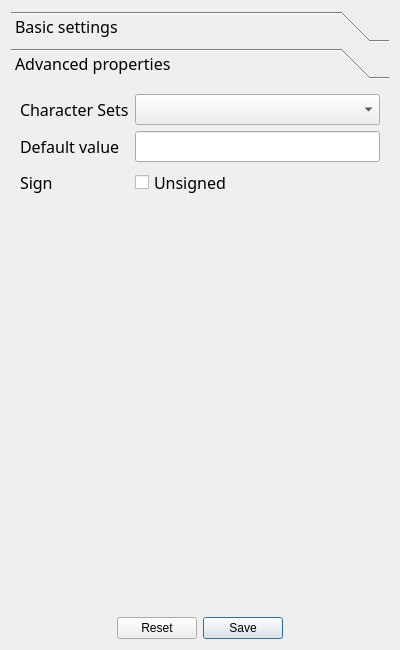
Qt form newdatatypeform.ui (fritzone/ddm) before a commit.
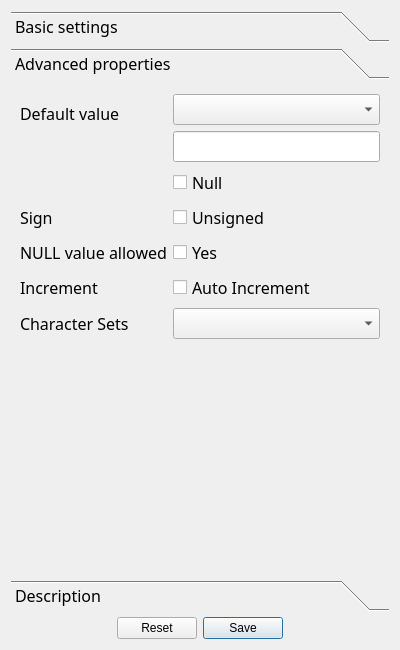
The same form after that commit. The open tabs and pages were chosen to show the change. Icons and pictures are not drawn.

Commit message: More in the tables form

Patch:
```diff
--- a/newdatatypeform.ui
+++ b/newdatatypeform.ui
@@ -23,7 +23,17 @@
    <string>Form</string>
   </property>
   <layout class="QGridLayout" name="gridLayout">
-   <item row="0" column="0">
+   <item row="2" column="0">
+    <widget class="QDialogButtonBox" name="buttons">
+     <property name="standardButtons">
+      <set>QDialogButtonBox::Reset|QDialogButtonBox::Save</set>
+     </property>
+     <property name="centerButtons">
+      <bool>true</bool>
+     </property>
+    </widget>
+   </item>
+   <item row="1" column="0">
     <widget class="QToolBox" name="toolBox">
      <property name="font">
       <font>
@@ -236,30 +246,13 @@
         <x>0</x>
         <y>0</y>
         <width>382</width>
-        <height>471</height>
+        <height>506</height>
        </rect>
       </property>
       <attribute name="label">
        <string>Advanced properties</string>
       </attribute>
       <layout class="QFormLayout" name="formLayout_2">
-       <item row="0" column="0">
-        <widget class="QLabel" name="label_7">
-         <property name="text">
-          <string>&lt;!DOCTYPE HTML PUBLIC &quot;-//W3C//DTD HTML 4.0//EN&quot; &quot;http://www.w3.org/TR/REC-html40/strict.dtd&quot;&gt;
-&lt;html&gt;&lt;head&gt;&lt;meta name=&quot;qrichtext&quot; content=&quot;1&quot; /&gt;&lt;style type=&quot;text/css&quot;&gt;
-p, li { white-space: pre-wrap; }
-&lt;/style&gt;&lt;/head&gt;&lt;body style=&quot; font-family:'Sans'; font-size:10pt; font-weight:400; font-style:normal;&quot;&gt;
-&lt;table border=&quot;0&quot; style=&quot;-qt-table-type: root; margin-top:4px; margin-bottom:4px; margin-left:4px; margin-right:4px;&quot;&gt;
-&lt;tr&gt;
-&lt;td style=&quot;border: none;&quot;&gt;
-&lt;p style=&quot; margin-top:0px; margin-bottom:0px; margin-left:0px; margin-right:0px; -qt-block-indent:0; text-indent:0px;&quot;&gt;&lt;span style=&quot; font-family:'MS Shell Dlg 2'; font-size:12pt;&quot;&gt;Character Sets&lt;/span&gt;&lt;/p&gt;&lt;/td&gt;&lt;/tr&gt;&lt;/table&gt;&lt;/body&gt;&lt;/html&gt;</string>
-         </property>
-        </widget>
-       </item>
-       <item row="0" column="1">
-        <widget class="QComboBox" name="cmbCharacterSets"/>
-       </item>
        <item row="1" column="0">
         <widget class="QLabel" name="label_3">
          <property name="text">
@@ -275,9 +268,23 @@
         </widget>
        </item>
        <item row="1" column="1">
-        <widget class="QLineEdit" name="txtDefaultValue"/>
+        <layout class="QVBoxLayout" name="verticalLayout">
+         <item>
+          <widget class="QComboBox" name="cmbEnumItems"/>
+         </item>
+         <item>
+          <widget class="QLineEdit" name="txtDefaultValue"/>
+         </item>
+         <item>
+          <widget class="QCheckBox" name="chkNullIsDefault">
+           <property name="text">
+            <string>Null</string>
+           </property>
+          </widget>
+         </item>
+        </layout>
        </item>
-       <item row="2" column="0">
+       <item row="3" column="0">
         <widget class="QLabel" name="lblUnsigned">
          <property name="text">
           <string>&lt;!DOCTYPE HTML PUBLIC &quot;-//W3C//DTD HTML 4.0//EN&quot; &quot;http://www.w3.org/TR/REC-html40/strict.dtd&quot;&gt;
@@ -291,25 +298,77 @@
          </property>
         </widget>
        </item>
-       <item row="2" column="1">
+       <item row="3" column="1">
         <widget class="QCheckBox" name="chkUnsigned">
          <property name="text">
           <string>Unsigned</string>
          </property>
         </widget>
        </item>
+       <item row="7" column="0">
+        <widget class="QLabel" name="label_7">
+         <property name="text">
+          <string>&lt;!DOCTYPE HTML PUBLIC &quot;-//W3C//DTD HTML 4.0//EN&quot; &quot;http://www.w3.org/TR/REC-html40/strict.dtd&quot;&gt;
+&lt;html&gt;&lt;head&gt;&lt;meta name=&quot;qrichtext&quot; content=&quot;1&quot; /&gt;&lt;style type=&quot;text/css&quot;&gt;
+p, li { white-space: pre-wrap; }
+&lt;/style&gt;&lt;/head&gt;&lt;body style=&quot; font-family:'Sans'; font-size:10pt; font-weight:400; font-style:normal;&quot;&gt;
+&lt;table border=&quot;0&quot; style=&quot;-qt-table-type: root; margin-top:4px; margin-bottom:4px; margin-left:4px; margin-right:4px;&quot;&gt;
+&lt;tr&gt;
+&lt;td style=&quot;border: none;&quot;&gt;
+&lt;p style=&quot; margin-top:0px; margin-bottom:0px; margin-left:0px; margin-right:0px; -qt-block-indent:0; text-indent:0px;&quot;&gt;&lt;span style=&quot; font-family:'MS Shell Dlg 2'; font-size:12pt;&quot;&gt;Character Sets&lt;/span&gt;&lt;/p&gt;&lt;/td&gt;&lt;/tr&gt;&lt;/table&gt;&lt;/body&gt;&lt;/html&gt;</string>
+         </property>
+        </widget>
+       </item>
+       <item row="7" column="1">
+        <widget class="QComboBox" name="cmbCharacterSets"/>
+       </item>
+       <item row="6" column="0">
+        <widget class="QLabel" name="label_6">
+         <property name="text">
+          <string>Increment</string>
+         </property>
+        </widget>
+       </item>
+       <item row="6" column="1">
+        <widget class="QCheckBox" name="chkAutoIncrement">
+         <property name="text">
+          <string>Auto Increment</string>
+         </property>
+        </widget>
+       </item>
+       <item row="5" column="0">
+        <widget class="QLabel" name="label_8">
+         <property name="text">
+          <string>NULL value allowed</string>
+         </property>
+        </widget>
+       </item>
+       <item row="5" column="1">
+        <widget class="QCheckBox" name="chkCanBeNull">
+         <property name="text">
+          <string>Yes</string>
+         </property>
+        </widget>
+       </item>
       </layout>
      </widget>
-    </widget>
-   </item>
-   <item row="1" column="0">
-    <widget class="QDialogButtonBox" name="buttons">
-     <property name="standardButtons">
-      <set>QDialogButtonBox::Reset|QDialogButtonBox::Save</set>
-     </property>
-     <property name="centerButtons">
-      <bool>true</bool>
-     </property>
+     <widget class="QWidget" name="page_3">
+      <attribute name="label">
+       <string>Description</string>
+      </attribute>
+      <layout class="QFormLayout" name="formLayout_3">
+       <item row="0" column="0">
+        <widget class="QLabel" name="label_5">
+         <property name="text">
+          <string>Description</string>
+         </property>
+        </widget>
+       </item>
+       <item row="0" column="1">
+        <widget class="QTextEdit" name="txtDescription"/>
+       </item>
+      </layout>
+     </widget>
     </widget>
    </item>
   </layout>
```
Left out of the diff: 5 changed lines with no effect on the pictures. The commit also changes 12 other files.
